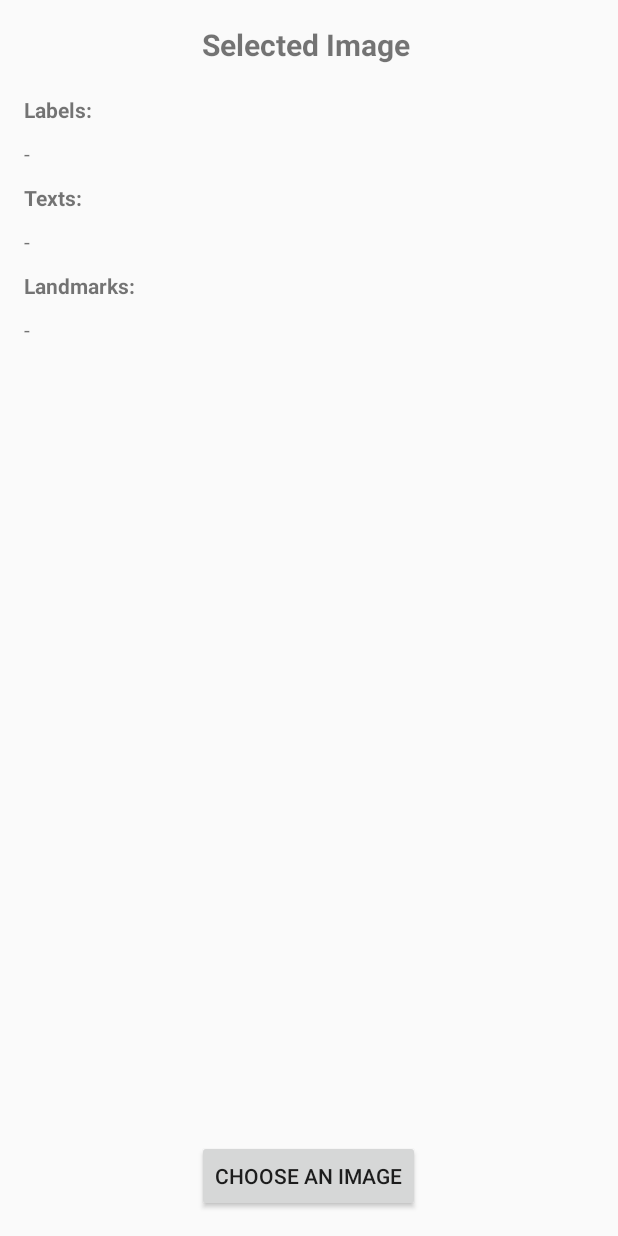
After one commit to ashkanans/artwalk, an Android app built with Jetpack Compose: the layout image_detection.xml on its own in the app's theme, with its tools: preview values and no code run, on a phone screen of 412 x 824 dp. The commit adds this screen. Run offline under Robolectric (Android 15) with nearby library versions, the phone set to English and light mode, and no system bars.

Commit message:
Implements label, text and landmark detection

```diff
--- a/app/src/main/AndroidManifest.xml
+++ b/app/src/main/AndroidManifest.xml
@@ -52,6 +52,10 @@
             android:exported="true"
             android:label="@string/title_activity_maps">
         </activity>
+        <activity
+            android:name=".ImageDetectionActivity"
+            android:exported="true"
+            android:label="@string/title_activity_maps"></activity>
     </application>
 
 </manifest>
--- /dev/null
+++ b/app/src/main/res/layout/image_detection.xml
@@ -0,0 +1,88 @@
+<?xml version="1.0" encoding="utf-8"?>
+<RelativeLayout xmlns:android="http://schemas.android.com/apk/res/android"
+    android:layout_width="match_parent"
+    android:layout_height="match_parent"
+    android:paddingLeft="16dp"
+    android:paddingTop="16dp"
+    android:paddingRight="16dp"
+    android:paddingBottom="16dp"
+    android:scrollbars="horizontal|vertical"
+    android:verticalScrollbarPosition="right">
+
+    <TextView
+        android:id="@+id/selected_image_txt"
+        android:layout_width="match_parent"
+        android:layout_height="wrap_content"
+        android:layout_alignParentTop="true"
+        android:gravity="center"
+        android:text="Selected Image "
+        android:textSize="20sp"
+        android:textStyle="bold" />
+
+    <ImageView
+        android:id="@+id/selected_image"
+        android:layout_width="wrap_content"
+        android:layout_height="wrap_content"
+        android:layout_below="@+id/selected_image_txt"
+        android:layout_centerHorizontal="true"
+        android:layout_marginTop="10dp" />
+
+    <TextView
+        android:id="@+id/labels"
+        android:layout_width="match_parent"
+        android:layout_height="wrap_content"
+        android:layout_below="@+id/selected_image"
+        android:layout_marginTop="10dp"
+        android:text="Labels:"
+        android:textStyle="bold" />
+
+    <TextView
+        android:id="@+id/tv_label_results"
+        android:layout_width="match_parent"
+        android:layout_height="wrap_content"
+        android:layout_below="@+id/labels"
+        android:layout_marginTop="10dp"
+        android:text="-" />
+
+    <TextView
+        android:id="@+id/texts"
+        android:layout_width="match_parent"
+        android:layout_height="wrap_content"
+        android:layout_below="@+id/tv_label_results"
+        android:layout_marginTop="10dp"
+        android:text="Texts:"
+        android:textStyle="bold" />
+
+    <TextView
+        android:id="@+id/tv_texts_results"
+        android:layout_width="match_parent"
+        android:layout_height="wrap_content"
+        android:layout_below="@+id/texts"
+        android:layout_marginTop="10dp"
+        android:text="-" />
+
+    <TextView
+        android:id="@+id/landmarks"
+        android:layout_width="match_parent"
+        android:layout_height="wrap_content"
+        android:layout_below="@+id/tv_texts_results"
+        android:layout_marginTop="10dp"
+        android:text="Landmarks:"
+        android:textStyle="bold" />
+
+    <TextView
+        android:id="@+id/tv_landmarks_results"
+        android:layout_width="match_parent"
+        android:layout_height="wrap_content"
+        android:layout_below="@+id/landmarks"
+        android:layout_marginTop="10dp"
+        android:text="-" />
+
+    <Button
+        android:id="@+id/select_image_button"
+        android:layout_width="wrap_content"
+        android:layout_height="wrap_content"
+        android:layout_alignParentBottom="true"
+        android:layout_centerHorizontal="true"
+        android:text="Choose an Image" />
+</RelativeLayout>
--- a/gradle/libs.versions.toml
+++ b/gradle/libs.versions.toml
@@ -1,5 +1,6 @@
 [versions]
 agp = "8.3.2"
+googleCloudVision = "2.3.3"
 kotlin = "1.9.0"
 coreKtx = "1.12.0"
 junit = "4.13.2"
```
Also changed, not shown: app/build.gradle.kts (+32 -1 lines), app/src/main/java/io/ashkanans/artwalk/GetOAuthToken.kt (added, +45 -0 lines), app/src/main/java/io/ashkanans/artwalk/ImageDetectionActivity.kt (added, +359 -0 lines), app/src/main/java/io/ashkanans/artwalk/LoginActivity.kt (+10 -2 lines), app/src/main/java/io/ashkanans/artwalk/MapsActivity.kt (+1 -15 lines).
